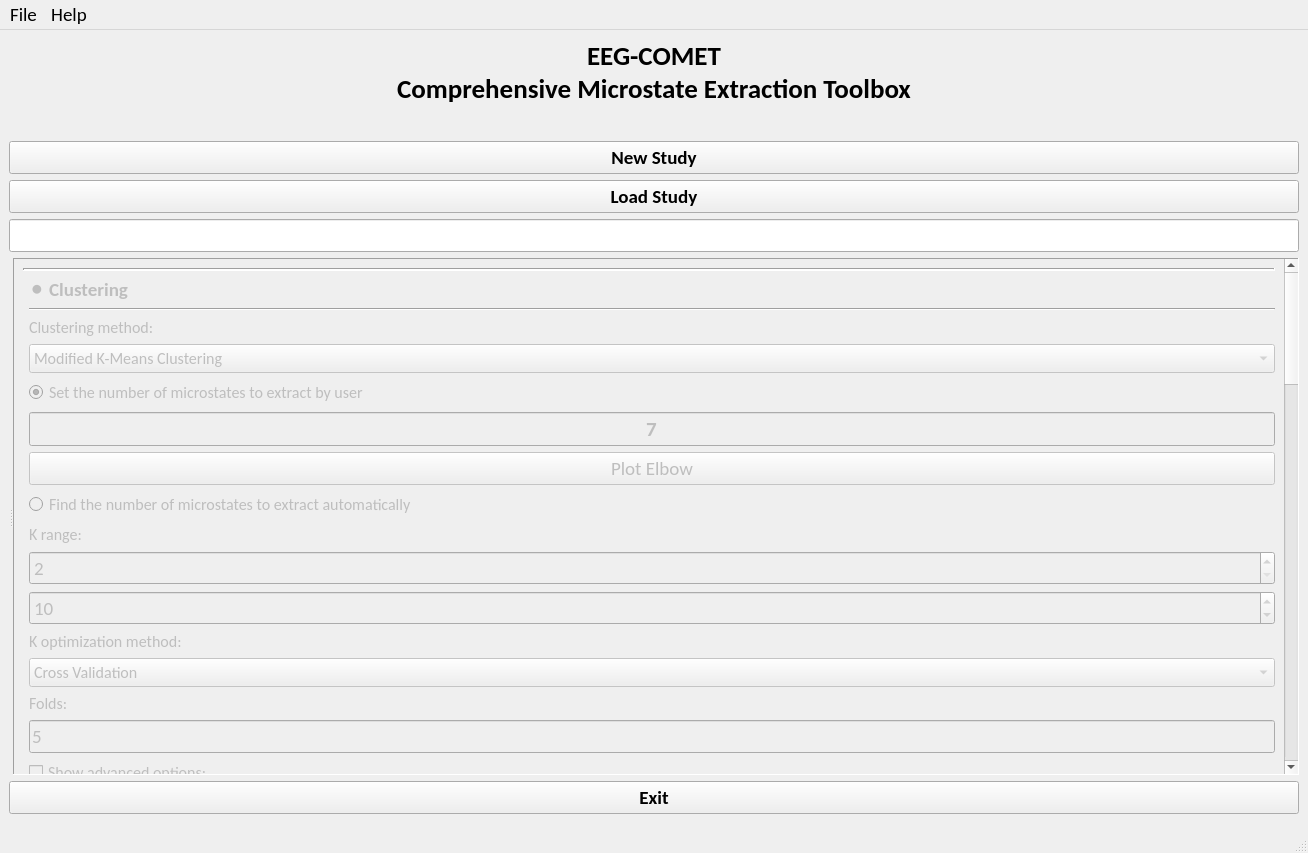
Qt form src/main/resources/base/MainMicrostateWindow.ui (eeg-comet/eeg-comet) before a commit.
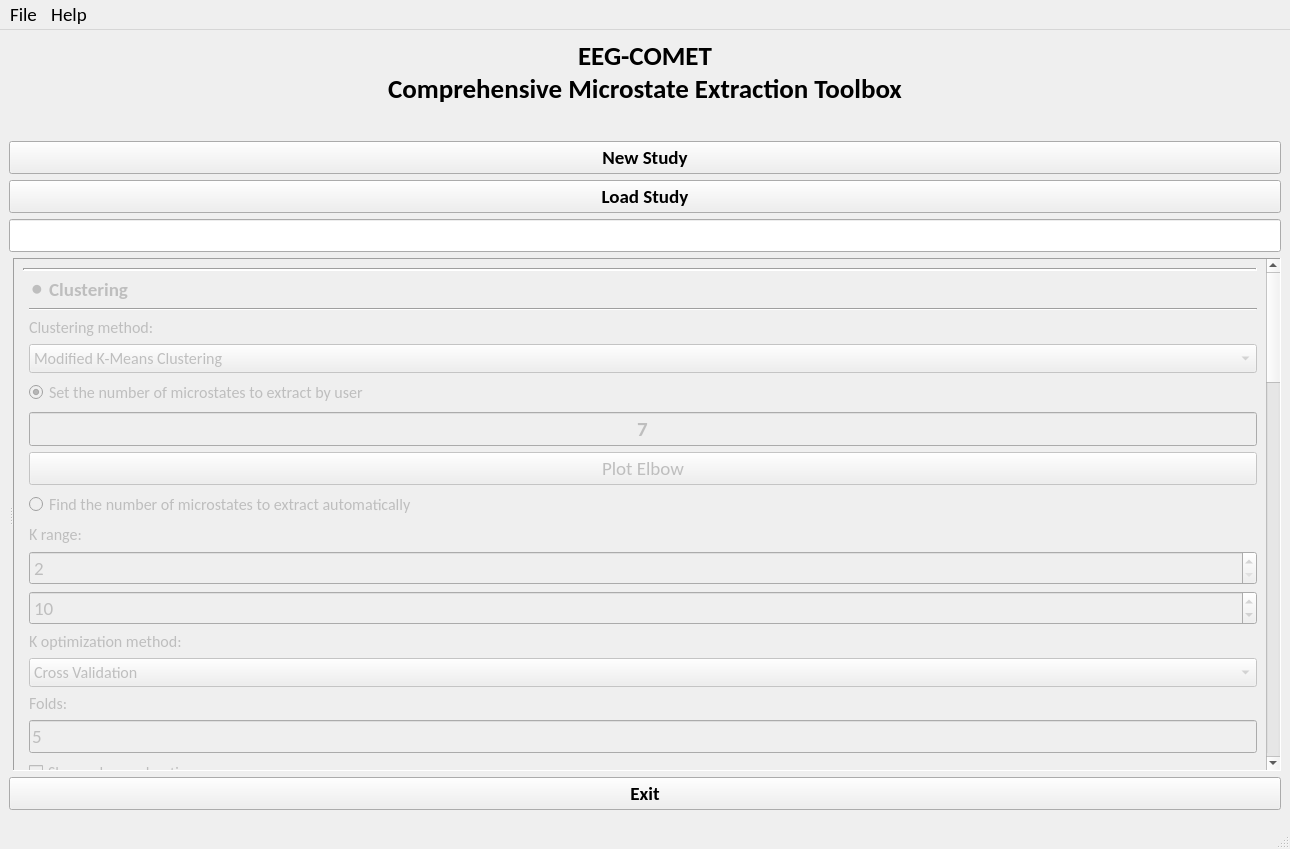
The same form after that commit. Icons and pictures are not drawn.

Patch:
```diff
--- a/src/main/resources/base/MainMicrostateWindow.ui
+++ b/src/main/resources/base/MainMicrostateWindow.ui
@@ -6,8 +6,8 @@
    <rect>
     <x>0</x>
     <y>0</y>
-    <width>1308</width>
-    <height>853</height>
+    <width>1290</width>
+    <height>849</height>
    </rect>
   </property>
   <property name="minimumSize">
@@ -225,8 +225,8 @@
          <rect>
           <x>0</x>
           <y>0</y>
-          <width>1275</width>
-          <height>1926</height>
+          <width>1257</width>
+          <height>1999</height>
          </rect>
         </property>
         <layout class="QVBoxLayout" name="verticalLayout_5">
@@ -2204,8 +2204,8 @@
     <rect>
      <x>0</x>
      <y>0</y>
-     <width>1308</width>
-     <height>37</height>
+     <width>1290</width>
+     <height>24</height>
     </rect>
    </property>
    <widget class="QMenu" name="menuImport">
```
Left out of the diff: 12 changed lines with no effect on the pictures.
